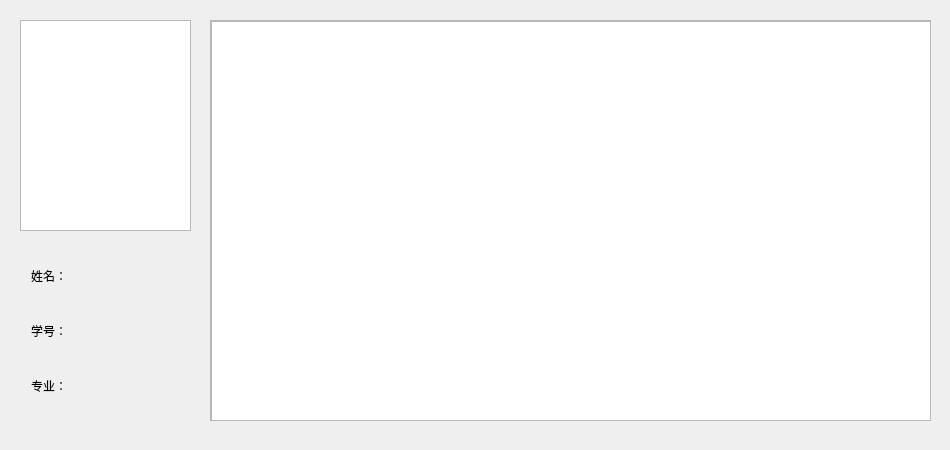
First picture: the form in ExamSystem/StudentWindow.ui, repository ChenjunYing/examsystem, before the edit.
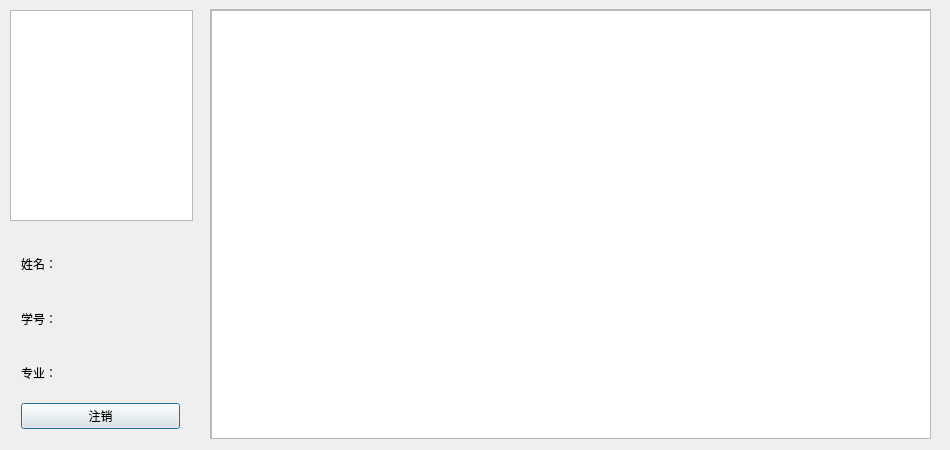
Second picture: the form after the edit.

```diff
--- a/ExamSystem/StudentWindow.ui
+++ b/ExamSystem/StudentWindow.ui
@@ -25,26 +25,55 @@
   <property name="windowTitle">
    <string>学生主界面</string>
   </property>
-  <widget class="QGraphicsView" name="graphicsView">
+  <widget class="QScrollArea" name="scrollArea">
    <property name="geometry">
     <rect>
-     <x>20</x>
-     <y>20</y>
-     <width>171</width>
-     <height>211</height>
+     <x>210</x>
+     <y>9</y>
+     <width>721</width>
+     <height>430</height>
     </rect>
    </property>
+   <property name="widgetResizable">
+    <bool>true</bool>
+   </property>
+   <widget class="QWidget" name="scrollAreaWidgetContents_2">
+    <property name="geometry">
+     <rect>
+      <x>0</x>
+      <y>0</y>
+      <width>719</width>
+      <height>428</height>
+     </rect>
+    </property>
+    <widget class="QTableView" name="examTable">
+     <property name="geometry">
+      <rect>
+       <x>0</x>
+       <y>0</y>
+       <width>721</width>
+       <height>430</height>
+      </rect>
+     </property>
+     <property name="sizePolicy">
+      <sizepolicy hsizetype="Preferred" vsizetype="Preferred">
+       <horstretch>0</horstretch>
+       <verstretch>0</verstretch>
+      </sizepolicy>
+     </property>
+    </widget>
+   </widget>
   </widget>
   <widget class="QWidget" name="layoutWidget">
    <property name="geometry">
     <rect>
-     <x>20</x>
-     <y>240</y>
-     <width>191</width>
-     <height>181</height>
+     <x>10</x>
+     <y>229</y>
+     <width>181</width>
+     <height>211</height>
     </rect>
    </property>
-   <layout class="QVBoxLayout" name="verticalLayout_2">
+   <layout class="QVBoxLayout" name="verticalLayout">
     <item>
      <layout class="QHBoxLayout" name="horizontalLayout_5" stretch="1,3">
       <item>
@@ -108,40 +137,24 @@
       </item>
      </layout>
     </item>
+    <item>
+     <widget class="QPushButton" name="btnLogout">
+      <property name="text">
+       <string>注销</string>
+      </property>
+     </widget>
+    </item>
    </layout>
   </widget>
-  <widget class="QScrollArea" name="scrollArea">
+  <widget class="QGraphicsView" name="graphicsView">
    <property name="geometry">
     <rect>
-     <x>210</x>
-     <y>20</y>
-     <width>721</width>
-     <height>401</height>
+     <x>10</x>
+     <y>10</y>
+     <width>183</width>
+     <height>211</height>
     </rect>
    </property>
-   <property name="widgetResizable">
-    <bool>true</bool>
-   </property>
-   <widget class="QWidget" name="scrollAreaWidgetContents_2">
-    <property name="geometry">
-     <rect>
-      <x>0</x>
-      <y>0</y>
-      <width>719</width>
-      <height>399</height>
-     </rect>
-    </property>
-    <widget class="QTableView" name="examTable">
-     <property name="geometry">
-      <rect>
-       <x>0</x>
-       <y>0</y>
-       <width>721</width>
-       <height>401</height>
-      </rect>
-     </property>
-    </widget>
-   </widget>
   </widget>
  </widget>
  <layoutdefault spacing="6" margin="11"/>
```
